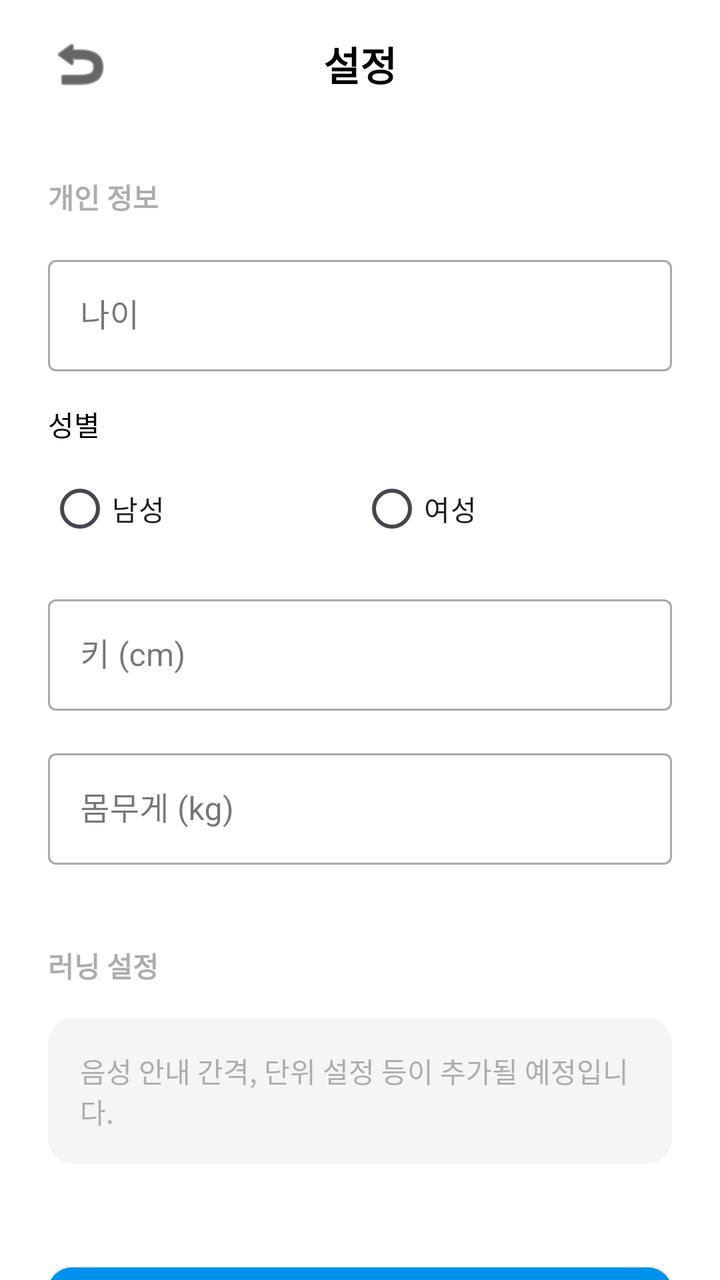
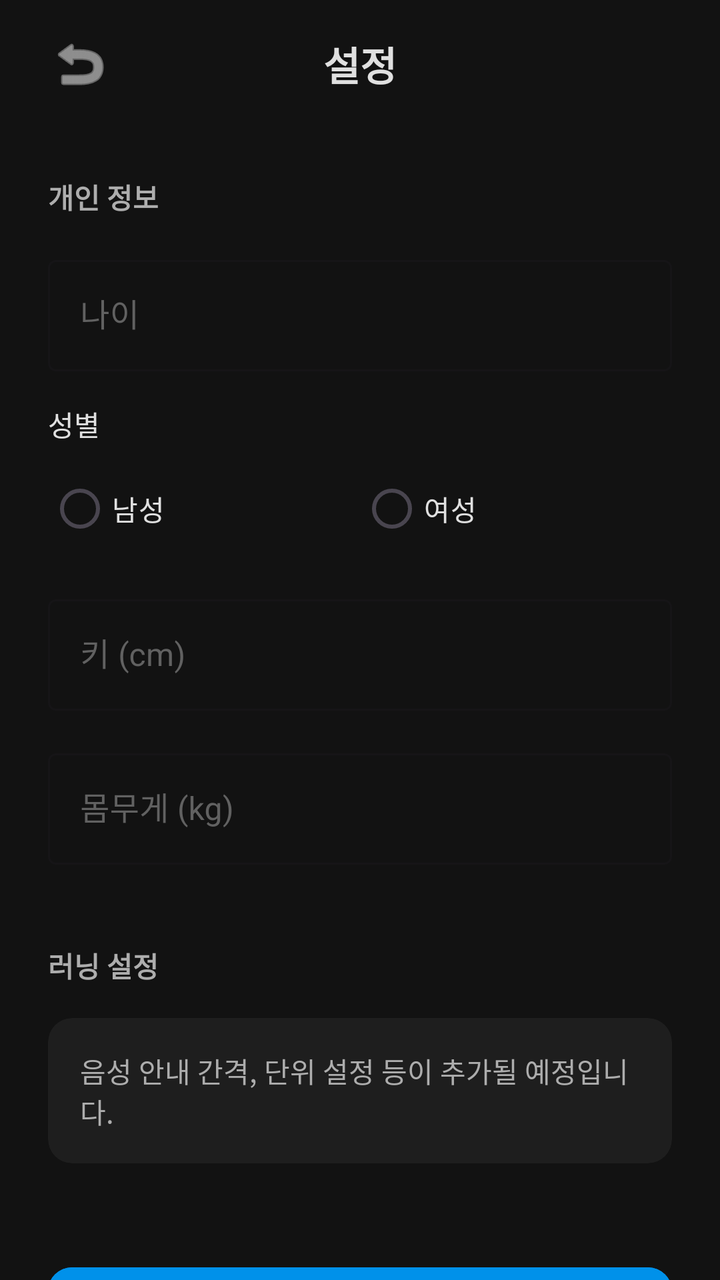

Two renders of the same Android screen: before a commit and after it. Below are the layout's source before the change and the commit's diff.
<!-- AndroidManifest.xml: application theme Theme.MakePaceTestVer -->
<!-- res/layout/fragment_settings.xml -->
<?xml version="1.0" encoding="utf-8"?>
<LinearLayout xmlns:android="http://schemas.android.com/apk/res/android"
    xmlns:app="http://schemas.android.com/apk/res-auto"
    android:layout_width="match_parent"
    android:layout_height="match_parent"
    android:background="#FFFFFF"
    android:orientation="vertical">

    
    <RelativeLayout
        android:layout_width="match_parent"
        android:layout_height="?attr/actionBarSize"
        android:paddingHorizontal="16dp">

        <ImageButton
            android:id="@+id/btnBack"
            android:layout_width="48dp"
            android:layout_height="48dp"
            android:layout_alignParentStart="true"
            android:layout_centerVertical="true"
            android:background="?attr/selectableItemBackgroundBorderless"
            android:contentDescription="Back"
            android:src="@android:drawable/ic_menu_revert"
            app:tint="#000000" />

        <TextView
            android:layout_width="wrap_content"
            android:layout_height="wrap_content"
            android:layout_centerInParent="true"
            android:text="설정"
            android:textColor="#000000"
            android:textSize="20sp"
            android:textStyle="bold" />
    </RelativeLayout>

    <androidx.core.widget.NestedScrollView
        android:layout_width="match_parent"
        android:layout_height="match_parent">

        <LinearLayout
            android:layout_width="match_parent"
            android:layout_height="wrap_content"
            android:orientation="vertical"
            android:padding="24dp">

            
            <TextView
                android:layout_width="wrap_content"
                android:layout_height="wrap_content"
                android:text="개인 정보"
                android:textColor="#ADADAD"
                android:textSize="14sp"
                android:textStyle="bold" />

            <com.google.android.material.textfield.TextInputLayout
                android:layout_width="match_parent"
                android:layout_height="wrap_content"
                android:layout_marginTop="16dp"
                style="@style/Widget.MaterialComponents.TextInputLayout.OutlinedBox">
                <com.google.android.material.textfield.TextInputEditText
                    android:id="@+id/etAge"
                    android:layout_width="match_parent"
                    android:layout_height="wrap_content"
                    android:hint="나이"
                    android:inputType="number" />
            </com.google.android.material.textfield.TextInputLayout>

            <TextView
                android:layout_width="wrap_content"
                android:layout_height="wrap_content"
                android:layout_marginTop="16dp"
                android:text="성별"
                android:textColor="#000000"
                android:textSize="14sp" />

            <RadioGroup
                android:id="@+id/rgGender"
                android:layout_width="match_parent"
                android:layout_height="wrap_content"
                android:layout_marginTop="8dp"
                android:orientation="horizontal">
                <RadioButton
                    android:id="@+id/rbMale"
                    android:layout_width="0dp"
                    android:layout_height="wrap_content"
                    android:layout_weight="1"
                    android:text="남성" />
                <RadioButton
                    android:id="@+id/rbFemale"
                    android:layout_width="0dp"
                    android:layout_height="wrap_content"
                    android:layout_weight="1"
                    android:text="여성" />
            </RadioGroup>

            <com.google.android.material.textfield.TextInputLayout
                android:layout_width="match_parent"
                android:layout_height="wrap_content"
                android:layout_marginTop="16dp"
                style="@style/Widget.MaterialComponents.TextInputLayout.OutlinedBox">
                <com.google.android.material.textfield.TextInputEditText
                    android:id="@+id/etHeight"
                    android:layout_width="match_parent"
                    android:layout_height="wrap_content"
                    android:hint="키 (cm)"
                    android:inputType="numberDecimal" />
            </com.google.android.material.textfield.TextInputLayout>

            <com.google.android.material.textfield.TextInputLayout
                android:layout_width="match_parent"
                android:layout_height="wrap_content"
                android:layout_marginTop="16dp"
                style="@style/Widget.MaterialComponents.TextInputLayout.OutlinedBox">
                <com.google.android.material.textfield.TextInputEditText
                    android:id="@+id/etWeight"
                    android:layout_width="match_parent"
                    android:layout_height="wrap_content"
                    android:hint="몸무게 (kg)"
                    android:inputType="numberDecimal" />
            </com.google.android.material.textfield.TextInputLayout>

            
            <TextView
                android:layout_width="wrap_content"
                android:layout_height="wrap_content"
                android:layout_marginTop="40dp"
                android:text="러닝 설정"
                android:textColor="#ADADAD"
                android:textSize="14sp"
                android:textStyle="bold" />

            <androidx.cardview.widget.CardView
                android:layout_width="match_parent"
                android:layout_height="wrap_content"
                android:layout_marginTop="16dp"
                app:cardCornerRadius="12dp"
                app:cardElevation="0dp"
                app:cardBackgroundColor="#F5F5F5">
                <TextView
                    android:layout_width="match_parent"
                    android:layout_height="wrap_content"
                    android:padding="16dp"
                    android:text="음성 안내 간격, 단위 설정 등이 추가될 예정입니다."
                    android:textColor="#ADADAD"
                    android:textSize="14sp" />
            </androidx.cardview.widget.CardView>

            <com.google.android.material.button.MaterialButton
                android:id="@+id/btnSave"
                android:layout_width="match_parent"
                android:layout_height="60dp"
                android:layout_marginTop="48dp"
                android:backgroundTint="#0091EA"
                android:text="저장하기"
                android:textColor="#FFFFFF"
                android:textSize="16sp"
                android:textStyle="bold"
                app:cornerRadius="12dp" />

            <com.google.android.material.button.MaterialButton
                android:id="@+id/btnLogout"
                style="@style/Widget.MaterialComponents.Button.TextButton"
                android:layout_width="match_parent"
                android:layout_height="wrap_content"
                android:layout_marginTop="16dp"
                android:text="로그아웃"
                android:textColor="#FF5252" />

        </LinearLayout>
    </androidx.core.widget.NestedScrollView>
</LinearLayout>
<!-- resources referenced by this layout -->
<resources>
  <style name="Theme.MakePaceTestVer" parent="Base.Theme.MakePaceTestVer" />
  <style name="Base.Theme.MakePaceTestVer" parent="Theme.Material3.DayNight.NoActionBar">
          
          
      </style>
</resources>

<!-- the commit's change to res/layout/fragment_settings.xml (unified diff, before → after) -->
@@ -3,7 +3,7 @@
     xmlns:app="http://schemas.android.com/apk/res-auto"
     android:layout_width="match_parent"
     android:layout_height="match_parent"
-    android:background="#FFFFFF"
+    android:background="@color/dark_background"
     android:orientation="vertical">
 
     
@@ -21,14 +21,14 @@
             android:background="?attr/selectableItemBackgroundBorderless"
             android:contentDescription="Back"
             android:src="@android:drawable/ic_menu_revert"
-            app:tint="#000000" />
+            app:tint="@color/text_primary" />
 
         <TextView
             android:layout_width="wrap_content"
             android:layout_height="wrap_content"
             android:layout_centerInParent="true"
             android:text="설정"
-            android:textColor="#000000"
+            android:textColor="@color/text_primary"
             android:textSize="20sp"
             android:textStyle="bold" />
     </RelativeLayout>
@@ -48,7 +48,7 @@
                 android:layout_width="wrap_content"
                 android:layout_height="wrap_content"
                 android:text="개인 정보"
-                android:textColor="#ADADAD"
+                android:textColor="@color/text_secondary"
                 android:textSize="14sp"
                 android:textStyle="bold" />
 
@@ -56,12 +56,15 @@
                 android:layout_width="match_parent"
                 android:layout_height="wrap_content"
                 android:layout_marginTop="16dp"
+                android:textColorHint="@color/text_hint"
+                app:hintTextColor="@color/sea_blue"
                 style="@style/Widget.MaterialComponents.TextInputLayout.OutlinedBox">
                 <com.google.android.material.textfield.TextInputEditText
                     android:id="@+id/etAge"
                     android:layout_width="match_parent"
                     android:layout_height="wrap_content"
                     android:hint="나이"
+                    android:textColor="@color/text_primary"
                     android:inputType="number" />
             </com.google.android.material.textfield.TextInputLayout>
 
@@ -70,7 +73,7 @@
                 android:layout_height="wrap_content"
                 android:layout_marginTop="16dp"
                 android:text="성별"
-                android:textColor="#000000"
+                android:textColor="@color/text_primary"
                 android:textSize="14sp" />
 
             <RadioGroup
@@ -84,25 +87,32 @@
                     android:layout_width="0dp"
                     android:layout_height="wrap_content"
                     android:layout_weight="1"
-                    android:text="남성" />
+                    android:text="남성"
+                    android:textColor="@color/text_primary"
+                    android:buttonTint="@color/sea_blue" />
                 <RadioButton
                     android:id="@+id/rbFemale"
                     android:layout_width="0dp"
                     android:layout_height="wrap_content"
                     android:layout_weight="1"
-                    android:text="여성" />
+                    android:text="여성"
+                    android:textColor="@color/text_primary"
+                    android:buttonTint="@color/sea_blue" />
             </RadioGroup>
 
             <com.google.android.material.textfield.TextInputLayout
                 android:layout_width="match_parent"
                 android:layout_height="wrap_content"
                 android:layout_marginTop="16dp"
+                android:textColorHint="@color/text_hint"
+                app:hintTextColor="@color/sea_blue"
                 style="@style/Widget.MaterialComponents.TextInputLayout.OutlinedBox">
                 <com.google.android.material.textfield.TextInputEditText
                     android:id="@+id/etHeight"
                     android:layout_width="match_parent"
                     android:layout_height="wrap_content"
                     android:hint="키 (cm)"
+                    android:textColor="@color/text_primary"
                     android:inputType="numberDecimal" />
             </com.google.android.material.textfield.TextInputLayout>
 
@@ -110,12 +120,15 @@
                 android:layout_width="match_parent"
                 android:layout_height="wrap_content"
                 android:layout_marginTop="16dp"
+                android:textColorHint="@color/text_hint"
+                app:hintTextColor="@color/sea_blue"
                 style="@style/Widget.MaterialComponents.TextInputLayout.OutlinedBox">
                 <com.google.android.material.textfield.TextInputEditText
                     android:id="@+id/etWeight"
                     android:layout_width="match_parent"
                     android:layout_height="wrap_content"
                     android:hint="몸무게 (kg)"
+                    android:textColor="@color/text_primary"
                     android:inputType="numberDecimal" />
             </com.google.android.material.textfield.TextInputLayout>
 
@@ -125,7 +138,7 @@
                 android:layout_height="wrap_content"
                 android:layout_marginTop="40dp"
                 android:text="러닝 설정"
-                android:textColor="#ADADAD"
+                android:textColor="@color/text_secondary"
                 android:textSize="14sp"
                 android:textStyle="bold" />
 
@@ -135,13 +148,13 @@
                 android:layout_marginTop="16dp"
                 app:cardCornerRadius="12dp"
                 app:cardElevation="0dp"
-                app:cardBackgroundColor="#F5F5F5">
+                app:cardBackgroundColor="@color/dark_surface">
                 <TextView
                     android:layout_width="match_parent"
                     android:layout_height="wrap_content"
                     android:padding="16dp"
                     android:text="음성 안내 간격, 단위 설정 등이 추가될 예정입니다."
-                    android:textColor="#ADADAD"
+                    android:textColor="@color/text_secondary"
                     android:textSize="14sp" />
             </androidx.cardview.widget.CardView>
 
@@ -150,9 +163,9 @@
                 android:layout_width="match_parent"
                 android:layout_height="60dp"
                 android:layout_marginTop="48dp"
-                android:backgroundTint="#0091EA"
+                android:backgroundTint="@color/sea_blue"
                 android:text="저장하기"
-                android:textColor="#FFFFFF"
+                android:textColor="@color/white"
                 android:textSize="16sp"
                 android:textStyle="bold"
                 app:cornerRadius="12dp" />
@@ -164,7 +177,7 @@
                 android:layout_height="wrap_content"
                 android:layout_marginTop="16dp"
                 android:text="로그아웃"
-                android:textColor="#FF5252" />
+                android:textColor="@color/accent_error" />
 
         </LinearLayout>
     </androidx.core.widget.NestedScrollView>
<!-- resource entries referenced after the edit -->
@@ -1,9 +1,21 @@
 <!-- resources referenced by this layout -->
 <resources>
+  <color name="accent_error">#FF5252</color>
+  <color name="dark_background">#121212</color>
+  <color name="dark_surface">#1E1E1E</color>
+  <color name="sea_blue">#0091EA</color>
+  <color name="text_hint">#616161</color>
+  <color name="text_primary">#E0E0E0</color>
+  <color name="text_secondary">#ADADAD</color>
+  <color name="white">#FFFFFFFF</color>
   <style name="Theme.MakePaceTestVer" parent="Base.Theme.MakePaceTestVer" />
   <style name="Base.Theme.MakePaceTestVer" parent="Theme.Material3.DayNight.NoActionBar">
-          
-          
+          <item name="colorPrimary">@color/sea_blue</item>
+          <item name="android:windowBackground">@color/dark_background</item>
+          <item name="android:textColorPrimary">@color/text_primary</item>
+          <item name="android:textColorSecondary">@color/text_secondary</item>
+          <item name="android:navigationBarColor">@color/dark_surface</item>
+          <item name="android:statusBarColor">@color/dark_surface</item>
       </style>
 </resources>
 
